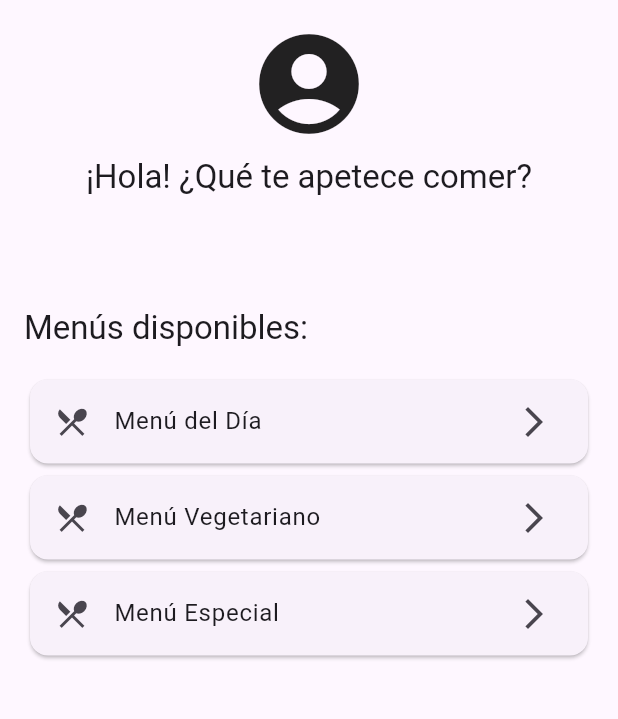
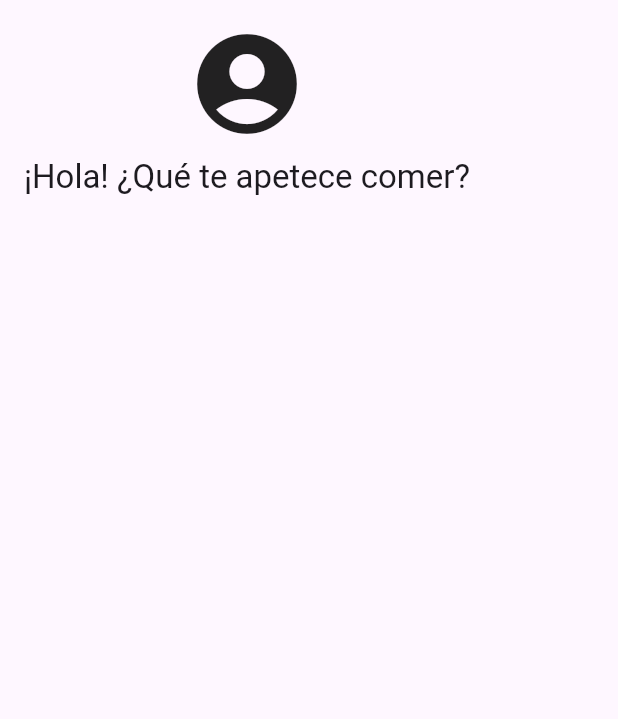
Before and after one commit to JPBSdam/Proyecto-intermodular, a Flutter app: the screen it shows once a user with an empty profile is signed in, after a tap on the "logout" icon, on a phone screen of 412 x 824 dp, the part 84-803 px from its top. Run offline on Flutter 3.47's test engine with Material 3 defaults, Android fonts, the phone set to English and light mode, and no system bars; our stand-ins replace cloud_firestore, firebase_auth, firebase_core, go_router, google_sign_in; accounts and stored records are empty.

Commit message:
eliminación de menus de muestra provisionales

```diff
--- a/lib/ui/viewmodels/home/home_viewmodel.dart
+++ b/lib/ui/viewmodels/home/home_viewmodel.dart
@@ -10,12 +10,10 @@
 
   // Estado de carga de menús
   bool _isLoading = false;
-  List<String> _menus = [];
   String _errorMessage = '';
 
   // Getters - Menús
   bool get isLoading => _isLoading;
-  List<String> get menus => _menus;
   String get errorMessage => _errorMessage;
 
   // Getters - Información del usuario
@@ -23,27 +21,6 @@
   bool get isAnonymous => _authService.isAnonymous();
   String get displayName =>
       currentUser?.email ?? currentUser?.displayName ?? 'Invitado';
-
-  // ==================== CARGA DE DATOS ====================
-  Future<void> loadHomeData() async {
-    _isLoading = true;
-    _errorMessage = '';
-    notifyListeners();
-
-    try {
-      // Código provisional de muestra para la interfaz
-      // Simulamos una carga de datos (luego conectaremos con Firebase)
-      await Future.delayed(const Duration(seconds: 2));
-
-      _menus = ['Menú del Día', 'Menú Vegetariano', 'Menú Especial'];
-      _isLoading = false;
-      notifyListeners();
-    } catch (e) {
-      _errorMessage = 'Error al cargar datos: $e';
-      _isLoading = false;
-      notifyListeners();
-    }
-  }
 
   // ==================== CERRAR SESIÓN ====================
   Future<bool> signOut() async {
@@ -60,14 +37,6 @@
     }
   }
 
-  // ==================== RESET ====================
-  void resetData() {
-    _menus = [];
-    _errorMessage = '';
-    _isLoading = false;
-    notifyListeners();
-  }
-
   // ==================== HELPERS INTERNOS ====================
   void _setLoading(bool value) {
     _isLoading = value;
--- a/lib/ui/views/home/home_view.dart
+++ b/lib/ui/views/home/home_view.dart
@@ -1,3 +1,4 @@
+import 'package:app_restaurante/core/widgets/snackbars.dart';
 import 'package:flutter/material.dart';
 import 'package:provider/provider.dart';
 import 'package:app_restaurante/ui/viewmodels/home/home_viewmodel.dart';
@@ -15,12 +16,6 @@
   @override
   void initState() {
     super.initState();
-    // Cargar datos cuando se inicia la pantalla
-    WidgetsBinding.instance.addPostFrameCallback((_) {
-      if (mounted) {
-        context.read<HomeViewModel>().loadHomeData();
-      }
-    });
   }
 
   @override
@@ -39,11 +34,10 @@
                   final success = await viewModel.signOut();
                   if (!success) {
                     if (context.mounted) {
-                      ScaffoldMessenger.of(context).showSnackBar(
-                        SnackBar(
-                          content: Text(viewModel.errorMessage),
-                          backgroundColor: Colors.red,
-                        ),
+                      showSnackBar(
+                        context,
+                        viewModel.errorMessage,
+                        error: true,
                       );
                     }
                   }
@@ -74,10 +68,6 @@
             const SizedBox(height: 16),
             Text(viewModel.errorMessage),
             const SizedBox(height: 16),
-            ElevatedButton(
-              onPressed: () => viewModel.loadHomeData(),
-              child: const Text('Reintentar'),
-            ),
           ],
         ),
       );
@@ -129,50 +119,6 @@
                 ],
               ),
             ),
-
-          const SizedBox(height: 20),
-
-          // Lista de menús
-          Padding(
-            padding: const EdgeInsets.all(16.0),
-            child: Column(
-              crossAxisAlignment: CrossAxisAlignment.start,
-              children: [
-                Text(
-                  'Menús disponibles:',
-                  style: Theme.of(context).textTheme.titleLarge,
-                ),
-                const SizedBox(height: 16),
-                if (viewModel.menus.isEmpty)
-                  const Center(child: Text('No hay menús disponibles'))
-                else
-                  ListView.builder(
-                    shrinkWrap: true,
-                    physics: const NeverScrollableScrollPhysics(),
-                    itemCount: viewModel.menus.length,
-                    itemBuilder: (context, index) {
-                      return Card(
-                        child: ListTile(
-                          title: Text(viewModel.menus[index]),
-                          leading: const Icon(Icons.restaurant_menu),
-                          trailing: const Icon(Icons.arrow_forward_ios),
-                          onTap: () {
-                            // TODO: Navegar a detalle del menú
-                            ScaffoldMessenger.of(context).showSnackBar(
-                              SnackBar(
-                                content: Text(
-                                  'Seleccionaste: ${viewModel.menus[index]}',
-                                ),
-                              ),
-                            );
-                          },
-                        ),
-                      );
-                    },
-                  ),
-              ],
-            ),
-          ),
         ],
       ),
     );
```
